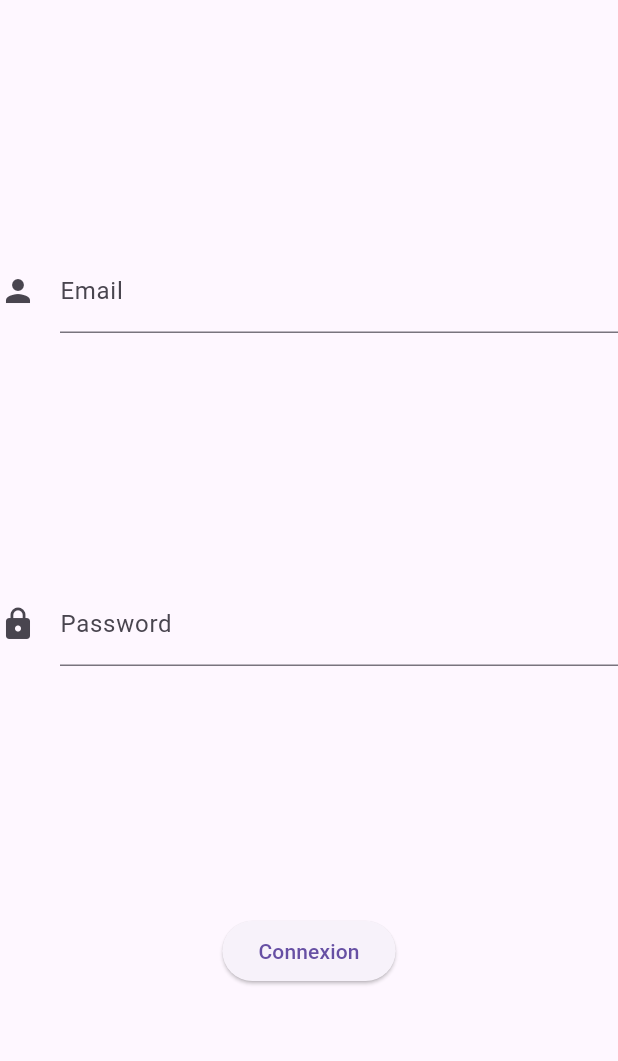
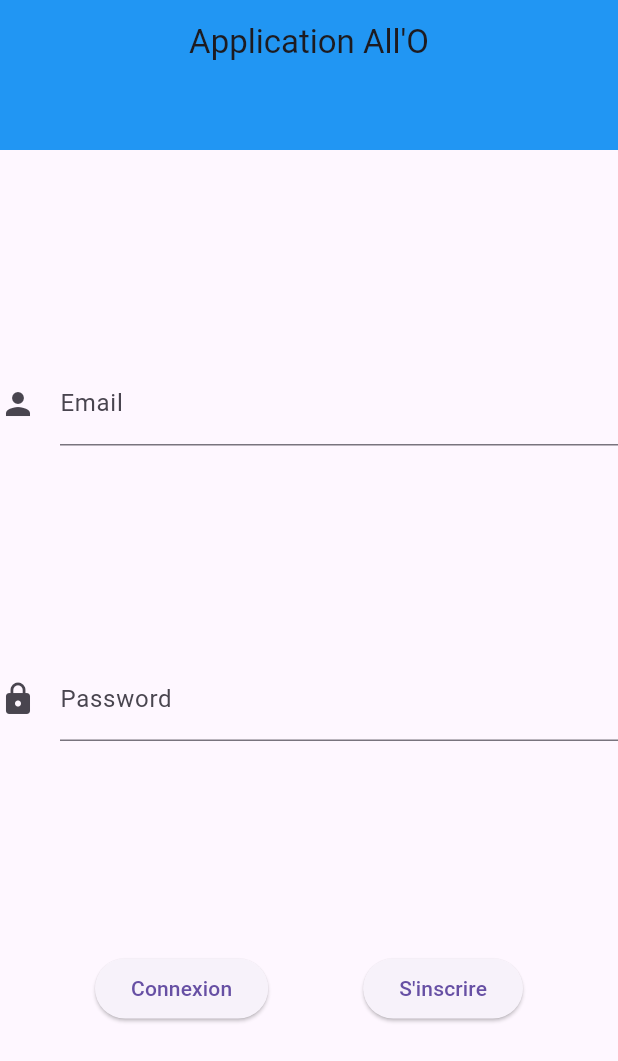
Before and after one commit to Sullivaniut/SaeApplicationMobile, a Flutter app: the screen it shows after launch, on a phone screen of 412 x 824 dp. Shown: the top 1061 px of the screen. Run offline on Flutter 3.47's test engine with Material 3 defaults, Android fonts, the light colour scheme and no system bars; our stand-ins replace go_router, supabase_flutter; accounts and stored records are empty.

Commit message:
bouton s'incrire avec page et redirection lorsque connexion vers page home

```diff
--- /dev/null
+++ b/lib/app.dart
@@ -0,0 +1,18 @@
+
+
+import 'package:flutter/cupertino.dart';
+import 'package:flutter/material.dart';
+import 'package:saeapplicationmobile/ui/login.dart';
+import 'app_routes.dart';
+
+class MyApp extends StatelessWidget {
+  const MyApp({super.key});
+  @override
+  Widget build(BuildContext context) {
+    return MaterialApp.router(
+      debugShowCheckedModeBanner: false,
+      title: "Application All'O",
+      routerConfig: router,
+    );
+  }
+}
--- /dev/null
+++ b/lib/app_routes.dart
@@ -0,0 +1,25 @@
+import 'package:go_router/go_router.dart';
+import 'package:saeapplicationmobile/ui/login.dart';
+import 'package:saeapplicationmobile/ui/register.dart';
+import 'package:saeapplicationmobile/ui/home.dart';
+
+final router = GoRouter(
+    initialLocation: "/",
+    routes: <RouteBase>[
+      GoRoute(
+        path: '/',
+        name: 'login',
+        builder: (context, state) => const LoginUI(),
+      ),
+      GoRoute(
+        path: '/register',
+        name: 'register',
+        builder: (context, state) => const RegisterUI(),
+      ),
+      GoRoute(
+        path: '/home',
+        name: 'home',
+        builder: (context, state) => const HomeUI(),
+      )
+    ]
+);
--- a/lib/main.dart
+++ b/lib/main.dart
@@ -1,6 +1,6 @@
 import 'package:flutter/material.dart';
 import 'package:supabase_flutter/supabase_flutter.dart';
-import 'ui/login.dart';
+import 'app.dart';
 
 Future<void> main() async {
   await Supabase.initialize(
@@ -12,15 +12,3 @@
 
 // Get a reference your Supabase client
 final base = Supabase.instance.client;
-
-class MyApp extends StatelessWidget {
-  const MyApp({super.key});
-  @override
-  Widget build(BuildContext context) {
-    return const MaterialApp(
-      debugShowCheckedModeBanner: false,
-      title: "Application All'O",
-      home: LoginUI(),
-    );
-  }
-}
--- a/lib/ui/header.dart
+++ b/lib/ui/header.dart
@@ -1,10 +1,15 @@
 
 import 'package:flutter/material.dart';
 
-class HeaderUI extends AppBar{
-  const HeaderUI({super.key});
+class HeaderUI extends StatelessWidget implements PreferredSizeWidget {
+  @override
+  Size get preferredSize => const Size.fromHeight(100);
   @override
   Widget build(BuildContext context) {
-    throw UnimplementedError();
+    return AppBar(
+      title: const Text("Application All'O"),
+      backgroundColor: Colors.blue,
+      centerTitle: true,
+    );
   }
 }
--- a/lib/ui/login.dart
+++ b/lib/ui/login.dart
@@ -1,5 +1,7 @@
 import 'package:flutter/material.dart';
-import 'package:saeapplicationmobile/main.dart';
+import 'package:go_router/go_router.dart';
+import 'header.dart';
+import 'package:saeapplicationmobile/models/user_bd.dart';
 
 class LoginUI extends StatefulWidget {
   const LoginUI({super.key});
@@ -10,16 +12,12 @@ class LoginUI extends StatefulWidget {
 class _LoginUIState extends State<LoginUI> {
   final TextEditingController loginController = TextEditingController();
   final TextEditingController passwordController = TextEditingController();
-  Future<void> signIn() async {
-    final response = await base.auth.signInWithPassword(
-      email : loginController.text,
-      password : passwordController.text,
-    );
-  }
+  final UserBD userBD = UserBD();
 
   @override
   Widget build(BuildContext context) {
     return Scaffold(
+        appBar: HeaderUI(),
         body: Center(
           child: Column(
             mainAxisAlignment: MainAxisAlignment.spaceEvenly,
@@ -41,12 +39,30 @@ class _LoginUIState extends State<LoginUI> {
                 ),
                 obscureText: true,
               ),
-              ElevatedButton(
-                onPressed: () async {
-                   await signIn();
-                },
-                child: const Text('Connexion'),
-              ),
+              Row(
+                mainAxisAlignment: MainAxisAlignment.spaceEvenly,
+                children: [
+                  ElevatedButton(
+                    onPressed: () async {
+                      bool connexion = await userBD.signIn(loginController.text, passwordController.text);
+                      if(connexion){
+                        context.go('/home');
+                      }
+                      else{
+                        ScaffoldMessenger.of(context).showSnackBar(
+                          const SnackBar(content: Text('Failed to sign in')),
+                        );
+                      }
+                      }
+                    ,
+                    child: const Text('Connexion'),
+                  ),
+                  ElevatedButton(
+                    onPressed: () => context.go('/register'),
+                    child: const Text('S\'inscrire' ),
+                  ),
+                ],
+              )
             ],
           ),
         ));
--- a/pubspec.yaml
+++ b/pubspec.yaml
@@ -30,6 +30,7 @@ environment:
 dependencies:
   flutter:
     sdk: flutter
+  go_router: ^13.2.0
 
 
   # The following adds the Cupertino Icons font to your application.
```
Also changed, not shown: lib/models/user_bd.dart (added, +17 -0 lines), lib/ui/home.dart (added, +21 -0 lines), lib/ui/register.dart (+113 -0 lines), pubspec.lock.
